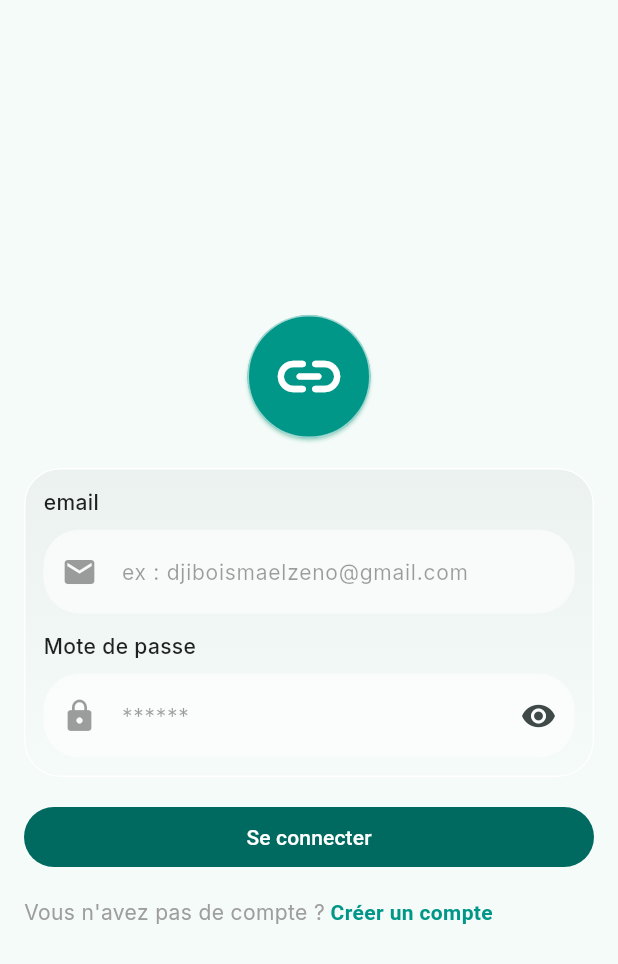
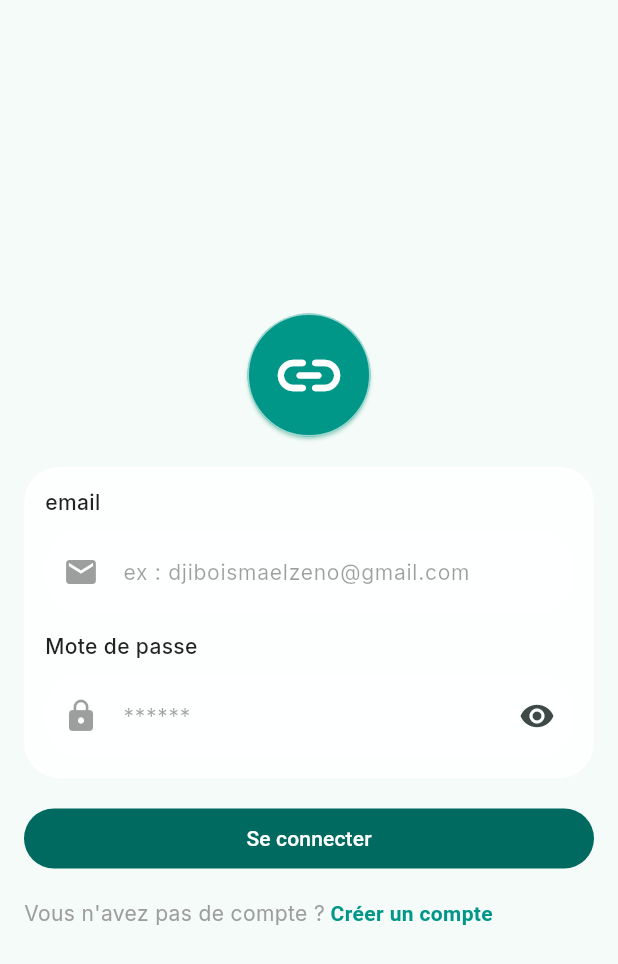
Before and after one commit to Idjibo33/Solink, a Flutter app: the screen it shows after launch, on a phone screen of 412 x 824 dp. Shown: the top 964 px of the screen. Run offline on Flutter 3.47's test engine with Material 3 defaults, Android fonts, the phone set to English and light mode, and no system bars; our stand-ins replace cloud_firestore, firebase_ai, firebase_auth, firebase_core, firebase_messaging, firebase_remote_config and 4 more; missing offline and left inert: google_mlkit_language_id, google_mlkit_translation, lordicon; accounts and stored records are empty.

Commit message:
modification de la couleure de fond

```diff
--- a/lib/Views/Widgets/custom_container.dart
+++ b/lib/Views/Widgets/custom_container.dart
@@ -18,16 +18,9 @@ class CustomContainer extends StatelessWidget {
           ),
           Container(
             decoration: BoxDecoration(
-              border: Border.all(color: Colors.white, width: 1),
+              border: Border.all(color: Colors.white, width: 2),
               borderRadius: BorderRadius.circular(24),
-              gradient: LinearGradient(
-                begin: Alignment.topCenter,
-                end: Alignment.bottomCenter,
-                colors: [
-                  Colors.grey.withValues(alpha: 0.1),
-                  Colors.white.withValues(alpha: 0.1),
-                ],
-              ),
+              color: Colors.white.withValues(alpha: 0.8),
             ),
             child: child,
           ),
```
